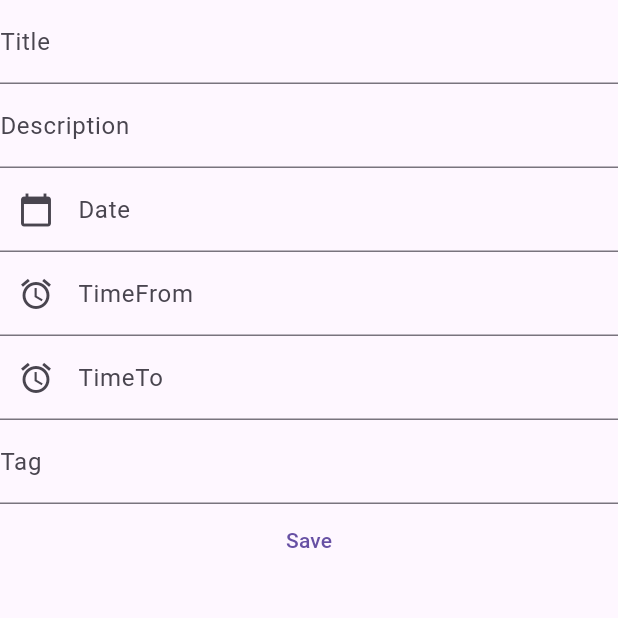
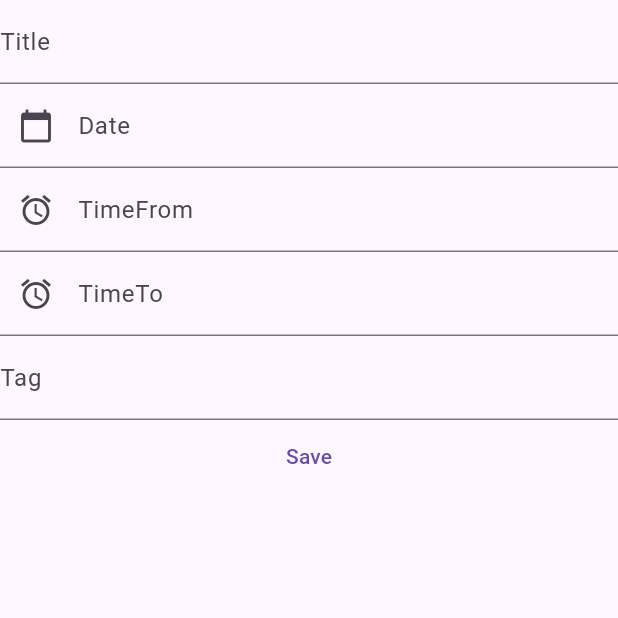
Before and after one commit to kaleabtesfaye01/task_management_app, a Flutter app: the screen it shows after launch, after a tap on "Save", on a phone screen of 412 x 824 dp, the top half of it. Run offline on Flutter 3.47's test engine with Material 3 defaults, Android fonts, the phone set to English and light mode, and no system bars; our stand-ins replace cloud_firestore, firebase_core; accounts and stored records are empty.

```diff
--- a/lib/models/task.dart
+++ b/lib/model/task.dart
@@ -4,39 +4,31 @@ import 'package:intl/intl.dart';
 class Task {
   int createdAt;
   String name;
-  String description;
   DateTime date;
   TimeOfDay timeFrom;
   TimeOfDay timeTo;
-  bool isCompleted;
 
   Task({
     required this.createdAt,
     required this.name,
-    required this.description,
     required this.date,
     required this.timeFrom,
-    required this.timeTo,
-    this.isCompleted = false,
+    required this.timeTo
   });
 
   factory Task.fromJson(Map<String, dynamic> data) => Task(
       createdAt: data['created_at'],
       name: data['name'],
-      description: data['description'],
       date: DateTime.parse(data['date']),
       timeFrom: _stringToTime(data['timeFrom']),
-      timeTo: _stringToTime(data['timeTo']),
-      isCompleted: data['isCompleted']);
+      timeTo: _stringToTime(data['timeTo']));
 
   Map<String, dynamic> toJson() => {
         'created_at': createdAt,
         'name': name,
-        'description': description,
         'date': date.toIso8601String(),
         'timeFrom': _timeToString(timeFrom),
-        'timeTo': _timeToString(timeTo),
-        'isCompleted': isCompleted
+        'timeTo': _timeToString(timeTo)
       };
 }
 
--- a/lib/services/firebase_service.dart
+++ b/lib/service/firebase_service.dart
@@ -1,5 +1,5 @@
 import 'package:cloud_firestore/cloud_firestore.dart';
-import '../models/task.dart';
+import 'package:task_management_app/model/task.dart';
 
 class FirebaseService {
   final CollectionReference _taskCollection = FirebaseFirestore.instance.collection('tasks');
--- a/lib/ui/task_input_view.dart
+++ b/lib/ui/task_input_view.dart
@@ -1,6 +1,6 @@
 import 'package:flutter/material.dart';
-import 'package:task_management_app/models/task.dart';
-import 'package:task_management_app/services/firebase_service.dart';
+import 'package:task_management_app/model/task.dart';
+import 'package:task_management_app/service/firebase_service.dart';
 
 class TaskInputView extends StatefulWidget {
   const TaskInputView({super.key});
@@ -18,7 +18,6 @@ class _TaskInputViewState extends State<TaskInputView> {
   final TextEditingController _timeFromcontroller = TextEditingController();
   final TextEditingController _timeTocontroller = TextEditingController();
   final TextEditingController _namecontroller = TextEditingController();
-  final TextEditingController _descriptioncontroller = TextEditingController();
   final TextEditingController _tagcontroller = TextEditingController();
 
   final FirebaseService _firebaseService = FirebaseService();
@@ -64,7 +63,6 @@ class _TaskInputViewState extends State<TaskInputView> {
     final task = Task(
         createdAt: DateTime.timestamp().microsecondsSinceEpoch,
         name: _namecontroller.text,
-        description: _descriptioncontroller.text,
         date: _date!,
         timeFrom: _timeFrom!,
         timeTo: _timeTo!);
@@ -75,7 +73,6 @@ class _TaskInputViewState extends State<TaskInputView> {
     _timeFromcontroller.clear();
     _timeTocontroller.clear();
     _namecontroller.clear();
-    _descriptioncontroller.clear();
     _tagcontroller.clear();
     _date = null;
     _timeFrom = null;
@@ -92,10 +89,6 @@ class _TaskInputViewState extends State<TaskInputView> {
             TextField(
               controller: _namecontroller,
               decoration: const InputDecoration(labelText: 'Title'),
-            ),
-            TextField(
-              controller: _descriptioncontroller,
-              decoration: const InputDecoration(labelText: 'Description'),
             ),
             TextField(
               controller: _datecontroller,
```
Also changed, not shown: documents/codesmell_refactoring.txt (added), documents/design_patterns.txt (added), 4 other files.
